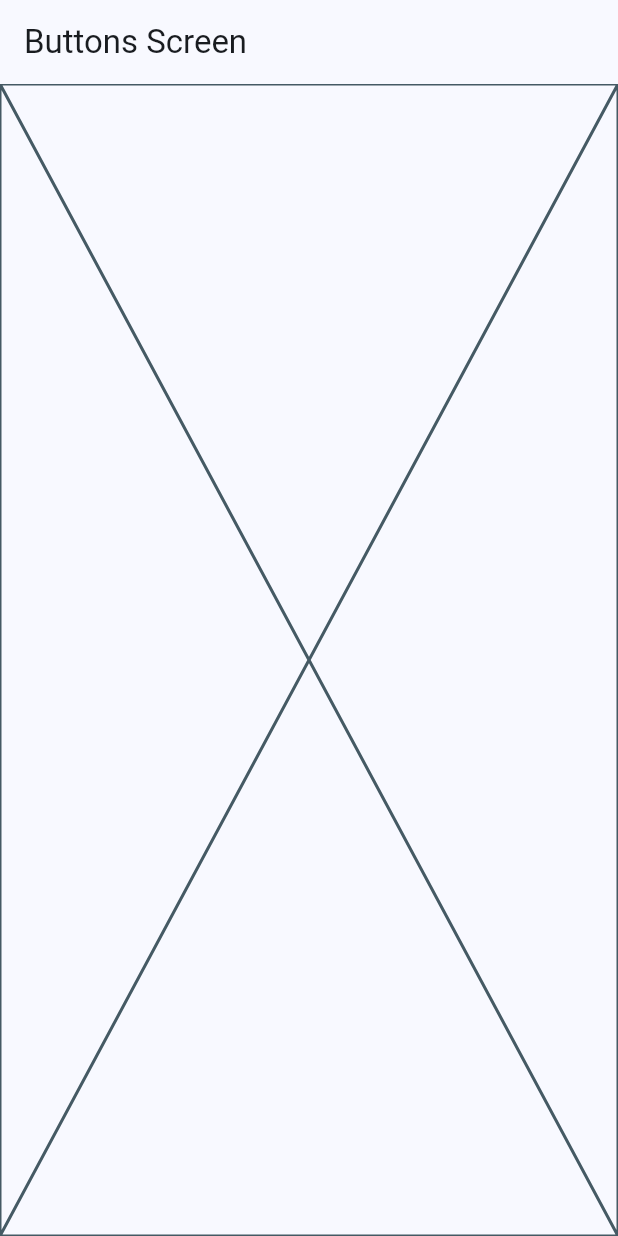
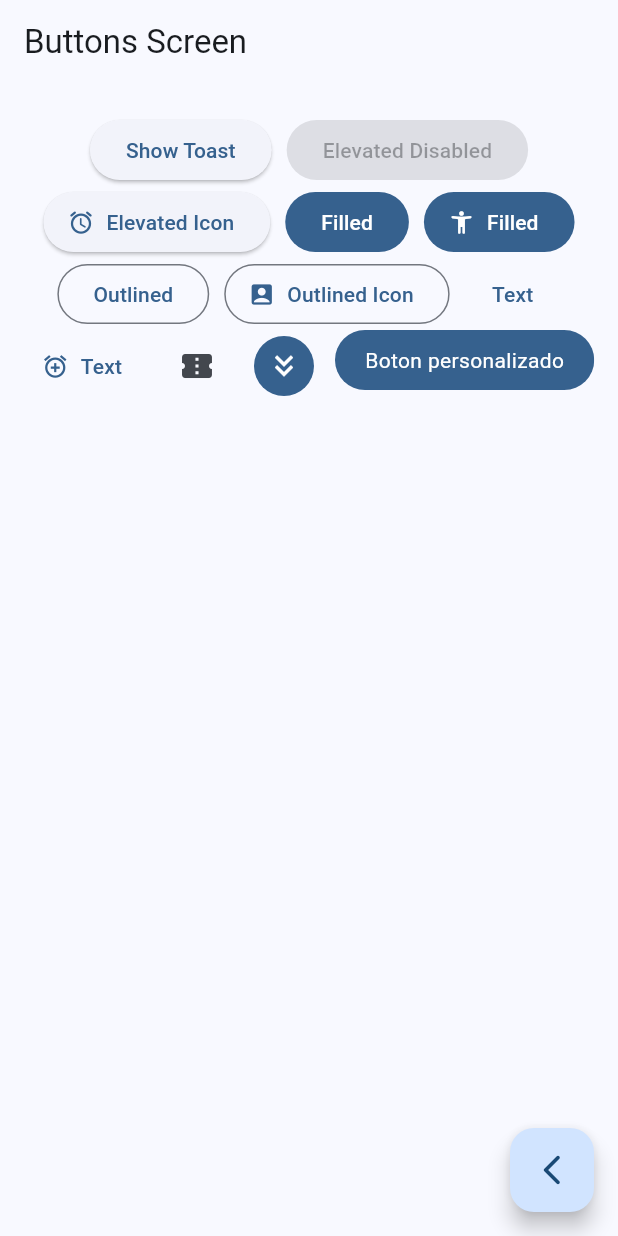
Before and after one commit to HitMonChann/widgets_app, a Flutter app: the ButtonsScreen screen opened by its route, on a phone screen of 412 x 824 dp. Run offline on Flutter 3.47's test engine with Material 3 defaults, Android fonts, the phone set to English and light mode, and no system bars; our stand-ins replace fluttertoast, go_router.

Commit message:
Distintos tipos de botones, fluttertoast

```diff
--- a/lib/main.dart
+++ b/lib/main.dart
@@ -1,7 +1,6 @@
 import 'package:flutter/material.dart';
 import 'package:widgets_app/config/router/app_router.dart';
 import 'package:widgets_app/config/theme/app_theme.dart';
-import 'package:widgets_app/presentation/screens/home/home_screen.dart';
 
 void main() {
   runApp(const MainApp());
--- a/lib/presentation/screens/buttons/buttons_screen.dart
+++ b/lib/presentation/screens/buttons/buttons_screen.dart
@@ -1,4 +1,6 @@
 import 'package:flutter/material.dart';
+import 'package:fluttertoast/fluttertoast.dart';
+import 'package:go_router/go_router.dart';
 
 class ButtonsScreen extends StatelessWidget {
   const ButtonsScreen({super.key});
@@ -9,7 +11,123 @@ class ButtonsScreen extends StatelessWidget {
       appBar: AppBar(
         title: const Text('Buttons Screen'),
       ),
-      body: const Placeholder(),
+      body: const _ButtonsView(),
+      floatingActionButton: FloatingActionButton(
+        child: const Icon(Icons.arrow_back_ios_new_rounded),
+        onPressed: () {
+          context.pop();
+        },
+      ),
     );
   }
 }
+
+class _ButtonsView extends StatelessWidget {
+  const _ButtonsView();
+
+  @override
+  Widget build(BuildContext context) {
+    final colors = Theme.of(context).colorScheme;
+
+    return SizedBox(
+      width: double.infinity,
+      child: Padding(
+        padding: const EdgeInsets.symmetric(horizontal: 10, vertical: 20),
+        child: Wrap(
+          spacing: 10,
+          alignment: WrapAlignment.center,
+          children: [
+            ElevatedButton(
+              onPressed: () {
+                Fluttertoast.showToast(
+                    msg: "Esto es un toast",
+                    toastLength: Toast.LENGTH_LONG,
+                    gravity: ToastGravity.BOTTOM,
+                    timeInSecForIosWeb: 3,
+                    backgroundColor: colors.secondary,
+                    textColor: Colors.white,
+                    fontSize: 16.0);
+              },
+              child: const Text('Show Toast'),
+            ),
+            const ElevatedButton(
+              onPressed: null,
+              child: Text('Elevated Disabled'),
+            ),
+            ElevatedButton.icon(
+              onPressed: () {},
+              icon: const Icon(Icons.access_alarm_rounded),
+              label: const Text('Elevated Icon'),
+            ),
+            FilledButton(
+              onPressed: () {},
+              child: const Text('Filled'),
+            ),
+            FilledButton.icon(
+              icon: const Icon(Icons.accessibility_new_rounded),
+              onPressed: () {},
+              label: const Text('Filled'),
+            ),
+            OutlinedButton(
+              onPressed: () {},
+              child: const Text('Outlined'),
+            ),
+            OutlinedButton.icon(
+              onPressed: () {},
+              icon: const Icon(Icons.account_box),
+              label: const Text('Outlined Icon'),
+            ),
+            TextButton(
+              onPressed: () {},
+              child: const Text('Text'),
+            ),
+            TextButton.icon(
+              icon: const Icon(Icons.add_alarm),
+              onPressed: () {},
+              label: const Text('Text'),
+            ),
+            IconButton(
+              onPressed: () {},
+              icon: const Icon(Icons.confirmation_number),
+            ),
+            IconButton(
+              onPressed: () {},
+              icon: const Icon(Icons.keyboard_double_arrow_down_outlined),
+              style: ButtonStyle(
+                backgroundColor: MaterialStatePropertyAll(colors.primary),
+                iconColor: const MaterialStatePropertyAll(Colors.white),
+              ),
+            ),
+            const CustomButton()
+          ],
+        ),
+      ),
+    );
+  }
+}
+
+class CustomButton extends StatelessWidget {
+  const CustomButton({super.key});
+
+  @override
+  Widget build(BuildContext context) {
+    final colors = Theme.of(context).colorScheme;
+
+    return ClipRRect(
+      borderRadius: BorderRadius.circular(20),
+      child: Material(
+        color: colors.primary,
+        child: InkWell(
+          onTap: () {},
+          child: const Padding(
+            padding: EdgeInsets.symmetric(horizontal: 20, vertical: 10),
+            child: Text(
+              'Boton personalizado',
+              style: TextStyle(color: Colors.white),
+            ),
+          ),
+        ),
+      ),
+    );
+  }
+}
--- a/lib/presentation/screens/home/home_screen.dart
+++ b/lib/presentation/screens/home/home_screen.dart
@@ -1,7 +1,6 @@
 import 'package:flutter/material.dart';
 import 'package:go_router/go_router.dart';
 import 'package:widgets_app/config/menu/menu_items.dart';
-import 'package:widgets_app/presentation/screens/cards/cards_screen.dart';
 
 class HomeScreen extends StatelessWidget {
   const HomeScreen({super.key});
--- a/pubspec.yaml
+++ b/pubspec.yaml
@@ -9,6 +9,7 @@ environment:
 dependencies:
   flutter:
     sdk: flutter
+  fluttertoast: ^8.2.4
   go_router: ^13.2.0
 
 dev_dependencies:
```
Also changed, not shown: pubspec.lock, 10 other files.
